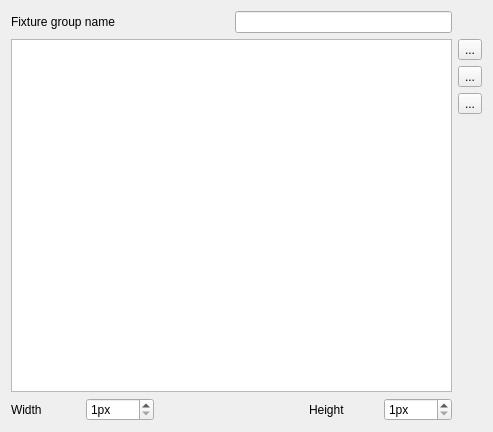
This is ui/src/fixturegroupeditor.ui in mcallegari/qlcplus as Qt 5 draws it before an edit. The edited form follows.
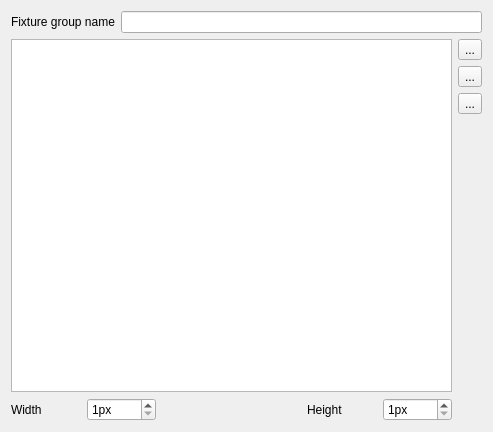
This is the edited form. Icons and pictures are not drawn.

Commit message: Fixture Group Editor: improved the layout and added a tooltip to the cells

```diff
--- a/ui/src/fixturegroupeditor.ui
+++ b/ui/src/fixturegroupeditor.ui
@@ -14,23 +14,6 @@
    <string>Fixture Group</string>
   </property>
   <layout class="QGridLayout" name="gridLayout">
-   <item row="0" column="0" colspan="3">
-    <widget class="QLabel" name="label_3">
-     <property name="text">
-      <string>Fixture group name</string>
-     </property>
-    </widget>
-   </item>
-   <item row="0" column="3" colspan="3">
-    <widget class="QLineEdit" name="m_nameEdit">
-     <property name="sizePolicy">
-      <sizepolicy hsizetype="MinimumExpanding" vsizetype="Fixed">
-       <horstretch>0</horstretch>
-       <verstretch>0</verstretch>
-      </sizepolicy>
-     </property>
-    </widget>
-   </item>
    <item row="1" column="0" rowspan="7" colspan="6">
     <widget class="QTableWidget" name="m_table">
      <property name="sizePolicy">
@@ -170,6 +153,33 @@
      </property>
     </widget>
    </item>
+   <item row="0" column="0" colspan="7">
+    <layout class="QHBoxLayout" name="horizontalLayout">
+     <item>
+      <widget class="QLabel" name="label_3">
+       <property name="sizePolicy">
+        <sizepolicy hsizetype="Minimum" vsizetype="Preferred">
+         <horstretch>0</horstretch>
+         <verstretch>0</verstretch>
+        </sizepolicy>
+       </property>
+       <property name="text">
+        <string>Fixture group name</string>
+       </property>
+      </widget>
+     </item>
+     <item>
+      <widget class="QLineEdit" name="m_nameEdit">
+       <property name="sizePolicy">
+        <sizepolicy hsizetype="Expanding" vsizetype="Fixed">
+         <horstretch>0</horstretch>
+         <verstretch>0</verstretch>
+        </sizepolicy>
+       </property>
+      </widget>
+     </item>
+    </layout>
+   </item>
   </layout>
  </widget>
  <resources>
```
Left out of the diff: 15 changed lines with no effect on the pictures. The commit also changes 1 other file.
